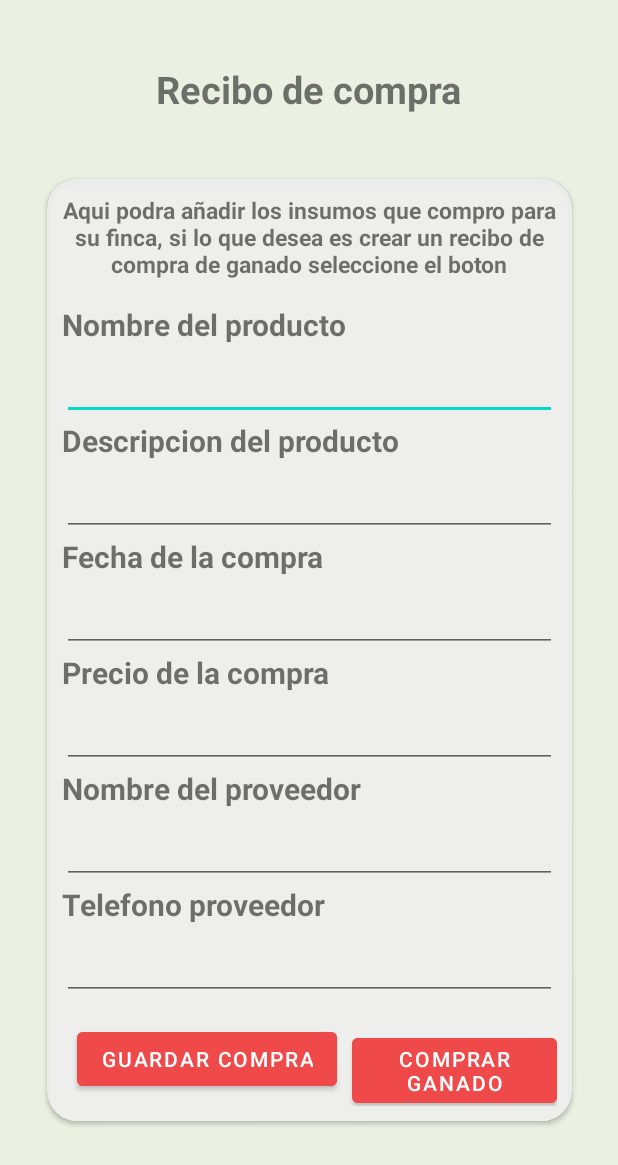
After one commit to JuanPCFdev/ProyectoGanadero, an Android app: the BuyActivity screen opened directly, with no data from a screen before it, on a phone screen of 412 x 824 dp. The commit adds this screen. Shown: the top 1165 px of the screen. Run offline under Robolectric (Android 15) with nearby library versions, the phone set to English and light mode, and no system bars.

Commit message:
viewFinance

```diff
--- /dev/null
+++ b/app/src/main/java/com/jpdev/proyectoganadero/ui/Finance/BuyActivity.kt
@@ -0,0 +1,26 @@
+package com.jpdev.proyectoganadero.ui.Finance
+
+import androidx.appcompat.app.AppCompatActivity
+import android.os.Bundle
+import com.jpdev.proyectoganadero.R
+import com.jpdev.proyectoganadero.data.network.FirebaseInstance
+import com.jpdev.proyectoganadero.databinding.ActivityBuyBinding
+import com.jpdev.proyectoganadero.databinding.ActivityFinanceBinding
+
+class BuyActivity : AppCompatActivity() {
+
+    private lateinit var binding: ActivityBuyBinding
+    private lateinit var firebaseInstance: FirebaseInstance
+    override fun onCreate(savedInstanceState: Bundle?) {
+        super.onCreate(savedInstanceState)
+        binding = ActivityBuyBinding.inflate(layoutInflater)
+        setContentView(binding.root)
+        val key = intent.extras?.getString("userKey")
+        val farmKey = intent.extras?.getString("farmKey")
+        initComponents(key, farmKey)
+    }
+
+    private fun initComponents(key: String?, farmKey: String?) {
+
+    }
+}
--- /dev/null
+++ b/app/src/main/res/layout/activity_buy.xml
@@ -0,0 +1,163 @@
+<?xml version="1.0" encoding="utf-8"?>
+<androidx.constraintlayout.widget.ConstraintLayout xmlns:android="http://schemas.android.com/apk/res/android"
+    xmlns:app="http://schemas.android.com/apk/res-auto"
+    xmlns:tools="http://schemas.android.com/tools"
+    android:layout_width="match_parent"
+    android:layout_height="match_parent"
+    android:background="@color/background_app"
+    tools:context=".ui.Finance.BuyActivity">
+
+    <TextView
+        android:id="@+id/title"
+        android:layout_width="wrap_content"
+        android:layout_height="wrap_content"
+        android:layout_marginHorizontal="60dp"
+        android:text="@string/Buy_title"
+        android:textSize="25dp"
+        android:textStyle="bold"
+        app:layout_constraintBottom_toTopOf="@id/card"
+        app:layout_constraintEnd_toEndOf="parent"
+        app:layout_constraintStart_toStartOf="parent"
+        app:layout_constraintTop_toTopOf="parent" />
+
+
+    <androidx.cardview.widget.CardView
+        android:id="@+id/card"
+        android:layout_width="350dp"
+        android:layout_height="wrap_content"
+        android:layout_marginHorizontal="25dp"
+        android:backgroundTint="@color/background_card"
+        app:cardCornerRadius="20dp"
+        app:layout_constraintBottom_toBottomOf="parent"
+        app:layout_constraintEnd_toEndOf="parent"
+        app:layout_constraintStart_toStartOf="parent"
+        app:layout_constraintTop_toTopOf="@+id/title">
+
+
+        <LinearLayout
+            android:layout_width="wrap_content"
+            android:layout_height="wrap_content"
+            android:orientation="vertical"
+            android:padding="10dp">
+
+            <TextView
+                android:layout_width="wrap_content"
+                android:layout_height="wrap_content"
+                android:layout_marginBottom="16dp"
+                android:gravity="center"
+                android:text="@string/Buy_description"
+                android:textSize="15dp"
+                android:textStyle="bold" />
+
+            <TextView
+                android:layout_width="wrap_content"
+                android:layout_height="wrap_content"
+                android:text="@string/Buy_name"
+                android:textSize="20sp"
+                android:textStyle="bold" />
+
+            <EditText
+                android:id="@+id/etNameProducto"
+                android:layout_width="match_parent"
+                android:layout_height="50dp"
+                android:maxLines="1"
+                android:singleLine="true" />
+
+            <TextView
+                android:layout_width="wrap_content"
+                android:layout_height="wrap_content"
+                android:text="@string/Buy_descriptionProduct"
+                android:textSize="20sp"
+                android:textStyle="bold" />
+
+            <EditText
+                android:id="@+id/etDesProducto"
+                android:layout_width="match_parent"
+                android:layout_height="50dp"
+                android:maxLines="1"
+                android:singleLine="true" />
+
+            <TextView
+                android:layout_width="wrap_content"
+                android:layout_height="wrap_content"
+                android:text="@string/Buy_date"
+                android:textSize="20sp"
+                android:textStyle="bold" />
+
+            <EditText
+                android:id="@+id/etFechaCompra"
+                android:layout_width="match_parent"
+                android:layout_height="50dp"
+                android:maxLines="1"
+                android:singleLine="true" />
+
+            <TextView
+                android:layout_width="wrap_content"
+                android:layout_height="wrap_content"
+                android:text="@string/Buy_price"
+                android:textSize="20sp"
+                android:textStyle="bold" />
+
+            <EditText
+                android:id="@+id/etPrecioProducto"
+                android:layout_width="match_parent"
+                android:layout_height="50dp"
+                android:maxLines="1"
+                android:singleLine="true" />
+
+            <TextView
+                android:layout_width="wrap_content"
+                android:layout_height="wrap_content"
+                android:text="@string/Buy_nameSeller"
+                android:textSize="20sp"
+                android:textStyle="bold" />
+
+            <EditText
+                android:id="@+id/etNombreProveedor"
+                android:layout_width="match_parent"
+                android:layout_height="50dp"
+                android:maxLines="1"
+                android:singleLine="true" />
+
+            <TextView
+                android:layout_width="wrap_content"
+                android:layout_height="wrap_content"
+                android:text="@string/Buy_telSeller"
+                android:textSize="20sp"
+                android:textStyle="bold" />
+
+            <EditText
+                android:id="@+id/etTelProveedor"
+                android:layout_width="match_parent"
+                android:layout_height="50dp"
+                android:maxLines="1"
+                android:singleLine="true" />
+
+            <LinearLayout
+                android:layout_width="wrap_content"
+                android:layout_height="wrap_content"
+                android:orientation="horizontal">
+
+                <Button
+                    android:layout_width="wrap_content"
+                    android:layout_height="wrap_content"
+                    android:layout_marginHorizontal="10dp"
+                    android:layout_marginTop="15dp"
+                    android:backgroundTint="@color/button_red"
+                    android:text="@string/Buy_saveBuy" />
+
+                <Button
+                    android:layout_width="wrap_content"
+                    android:layout_height="wrap_content"
+                    android:layout_marginTop="15dp"
+                    android:backgroundTint="@color/button_red"
+                    android:text="@string/Buy_buyCow" />
+            </LinearLayout>
+
+
+        </LinearLayout>
+
+    </androidx.cardview.widget.CardView>
+
+
+</androidx.constraintlayout.widget.ConstraintLayout>
--- a/app/src/main/res/values/strings.xml
+++ b/app/src/main/res/values/strings.xml
@@ -51,4 +51,23 @@
     <string name="ConsultCows_Marking">Marcacion</string>
     <string name="ConsultCows_Weight">Peso</string>
     <string name="ConsultCows_Gender">Genero</string>
+    <string name="Buy_title">Recibo de compra</string>
+    <string name="Buy_description">Aqui podra añadir los insumos que compro para su finca, si lo que desea es crear un recibo de compra de ganado seleccione el boton</string>
+    <string name="Buy_name">Nombre del producto</string>
+    <string name="Buy_descriptionProduct">Descripcion del producto</string>
+    <string name="Buy_date">Fecha de la compra</string>
+    <string name="Buy_price">Precio de la compra</string>
+    <string name="Buy_nameSeller">Nombre del proveedor</string>
+    <string name="Buy_telSeller">Telefono proveedor</string>
+    <string name="Buy_saveBuy">Guardar compra</string>
+    <string name="Buy_buyCow">Comprar Ganado</string>
+    <string name="ReceiptHistory_title">Historial de recibos</string>
+    <string name="SellCow_title">Recibo Venta</string>
+    <string name="SellCow_Dialing">Marcion del animal</string>
+    <string name="SellCow_Weight">Recibo Venta</string>
+    <string name="SellCow_Price">Marcion del animal</string>
+    <string name="SellCow_Race">Recibo Venta</string>
+    <string name="SellCow_NameBuyer">Nombre del comprador</string>
+    <string name="SellCow_TelBuyer">Telefono del comprador</string>
+    <string name="SellCow_Save">Guardar recibo de venta</string>
 </resources>
```
Also changed, not shown: app/src/main/AndroidManifest.xml (+9 -0 lines), app/src/main/java/com/jpdev/proyectoganadero/ui/Finance/FinanceActivity.kt (+37 -1 lines), app/src/main/java/com/jpdev/proyectoganadero/ui/Finance/ReceiptHistoryActivity.kt (added, +26 -0 lines), app/src/main/java/com/jpdev/proyectoganadero/ui/Finance/SellCowActivity.kt (added, +27 -0 lines), app/src/main/res/layout/activity_finance.xml (+5 -5 lines), app/src/main/res/layout/activity_receipt_history.xml (added, +31 -0 lines), app/src/main/res/layout/activity_sell_cow.xml (added, +144 -0 lines).
